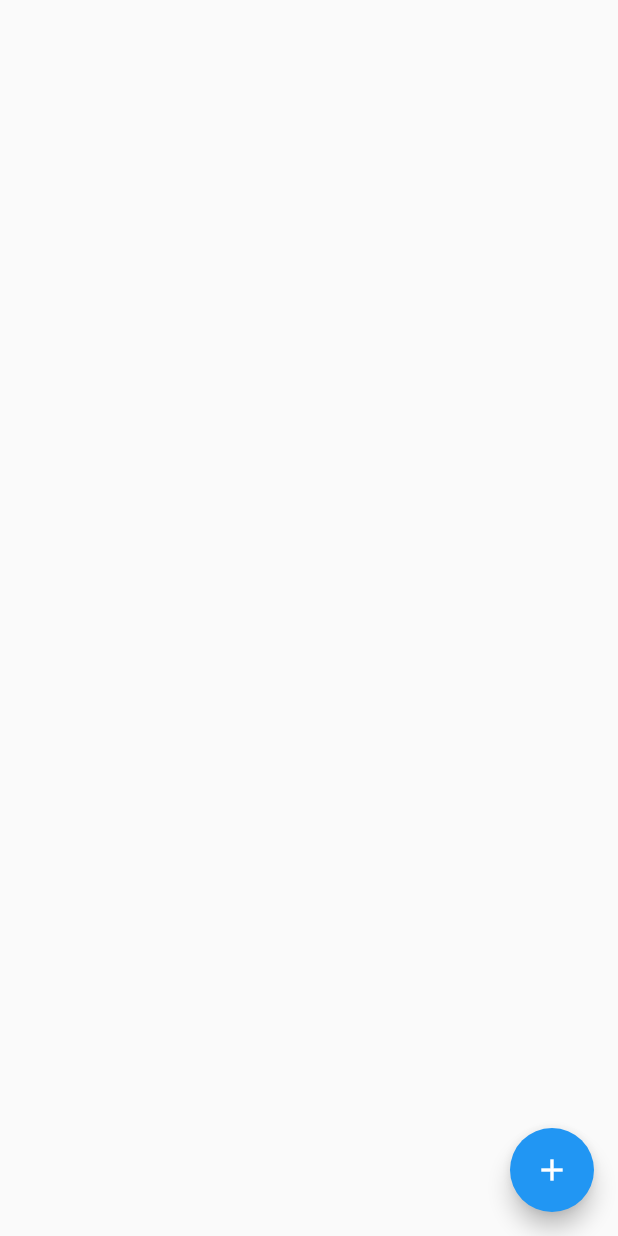
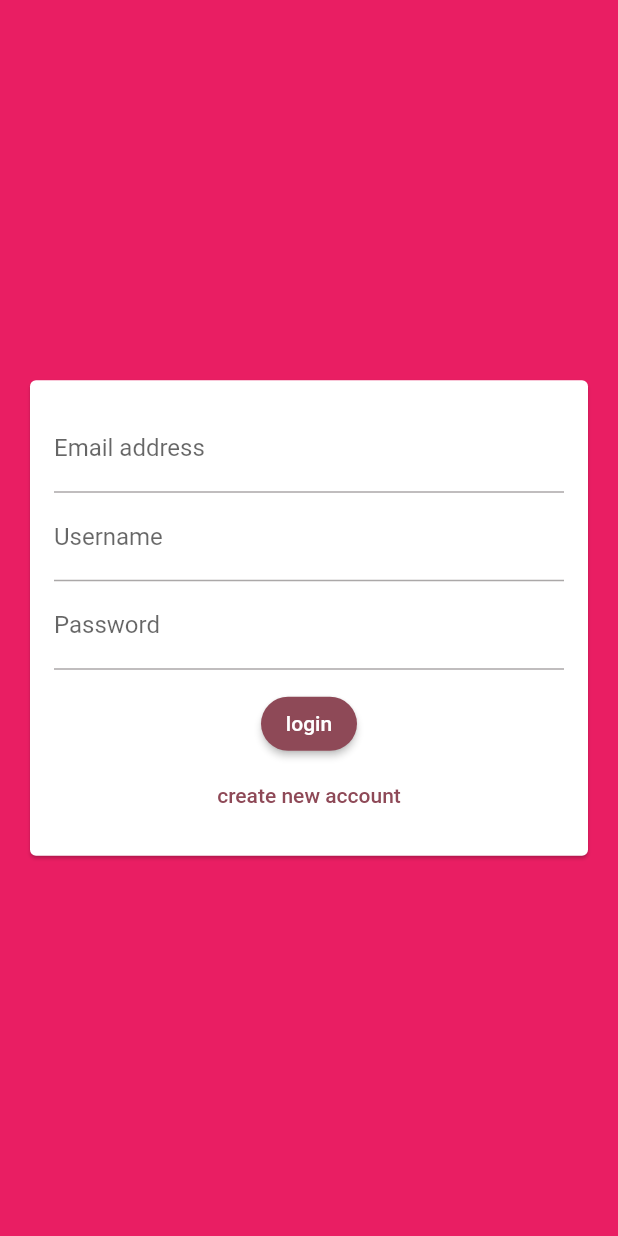
Before and after one commit to marcob93/chatterapp, a Flutter app: the screen it shows after launch, on a phone screen of 412 x 824 dp. Run offline on Flutter 3.47's test engine with Material 2 defaults, Android fonts, the phone set to English and light mode, and no system bars; our stand-ins replace cloud_firestore, firebase_core; accounts and stored records are empty.

Commit message:
Adding an App Theme

```diff
--- a/lib/main.dart
+++ b/lib/main.dart
@@ -2,6 +2,7 @@
 import 'package:flutter/material.dart';
 
 import './screens/chat_screen.dart';
+import './screens/auth_screen.dart';
 
 Future<void> main() async {
   WidgetsFlutterBinding.ensureInitialized();
@@ -17,9 +18,21 @@
     return MaterialApp(
       title: 'ChatterApp',
       theme: ThemeData(
-        primarySwatch: Colors.blue,
-      ),
-      home: const ChatScreen(),
+          primaryColor: Colors.pink,
+          colorScheme: ColorScheme.fromSeed(
+            seedColor: Colors.pink,
+            secondary: Colors.deepPurple,
+            onBackground: Colors.pink,
+          ),
+          elevatedButtonTheme: ElevatedButtonThemeData(
+            style: ElevatedButton.styleFrom(
+              // backgroundColor: Colors.pink,
+              shape: RoundedRectangleBorder(
+                borderRadius: BorderRadius.circular(20),
+              ),
+            ),
+          )),
+      home: const AuthScreen(),
     );
   }
 }
--- a/lib/screens/auth_screen.dart
+++ b/lib/screens/auth_screen.dart
@@ -0,0 +1,20 @@
+import 'package:flutter/material.dart';
+
+import '../widgets/auth_form.dart';
+
+class AuthScreen extends StatefulWidget {
+  const AuthScreen({super.key});
+
+  @override
+  State<AuthScreen> createState() => _AuthScreenState();
+}
+
+class _AuthScreenState extends State<AuthScreen> {
+  @override
+  Widget build(BuildContext context) {
+    return Scaffold(
+      backgroundColor: Theme.of(context).primaryColor,
+      body: AuthForm(),
+    );
+  }
+}
--- /dev/null
+++ b/lib/widgets/auth_form.dart
@@ -0,0 +1,53 @@
+import 'package:flutter/foundation.dart';
+
+import 'package:flutter/material.dart';
+
+class AuthForm extends StatefulWidget {
+  const AuthForm({super.key});
+
+  @override
+  State<AuthForm> createState() => _AuthFormState();
+}
+
+class _AuthFormState extends State<AuthForm> {
+  @override
+  Widget build(BuildContext context) {
+    return Center(
+      child: Card(
+        margin: const EdgeInsets.all(20),
+        child: SingleChildScrollView(
+          child: Padding(
+            padding: const EdgeInsets.all(16),
+            child: Form(
+              child: Column(
+                mainAxisSize: MainAxisSize.min,
+                children: [
+                  TextFormField(
+                    keyboardType: TextInputType.emailAddress,
+                    decoration:
+                        const InputDecoration(labelText: 'Email address'),
+                  ),
+                  TextFormField(
+                    decoration: const InputDecoration(labelText: 'Username'),
+                  ),
+                  TextFormField(
+                    decoration: const InputDecoration(labelText: 'Password'),
+                    obscureText: true,
+                  ),
+                  const SizedBox(height: 12),
+                  ElevatedButton(
+                    child: const Text('login'),
+                    onPressed: () {},
+                  ),
+                  TextButton(
+                      child: const Text('create new account'),
+                      onPressed: () {}),
+                ],
+              ),
+            ),
+          ),
+        ),
+      ),
+    );
+  }
+}
```
